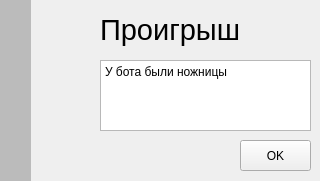
Before: the Qt Designer form result.ui in jDan735/qtcanobu, drawn with Qt 5.
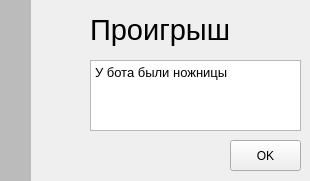
After: the same form once the commit is applied. Icons and pictures are not drawn.

Diff of the .ui file:
```diff
--- a/result.ui
+++ b/result.ui
@@ -6,10 +6,22 @@
    <rect>
     <x>0</x>
     <y>0</y>
-    <width>320</width>
+    <width>310</width>
     <height>181</height>
    </rect>
   </property>
+  <property name="minimumSize">
+   <size>
+    <width>310</width>
+    <height>181</height>
+   </size>
+  </property>
+  <property name="maximumSize">
+   <size>
+    <width>310</width>
+    <height>181</height>
+   </size>
+  </property>
   <property name="windowTitle">
    <string>Dialog</string>
   </property>
@@ -42,7 +54,7 @@
   <widget class="QPushButton" name="pushButton">
    <property name="geometry">
     <rect>
-     <x>240</x>
+     <x>230</x>
      <y>140</y>
      <width>71</width>
      <height>31</height>
@@ -64,7 +76,7 @@
   <widget class="QLabel" name="label_2">
    <property name="geometry">
     <rect>
-     <x>100</x>
+     <x>90</x>
      <y>10</y>
      <width>171</width>
      <height>41</height>
@@ -82,7 +94,7 @@
   <widget class="QTextBrowser" name="textBrowser">
    <property name="geometry">
     <rect>
-     <x>100</x>
+     <x>90</x>
      <y>60</y>
      <width>211</width>
      <height>71</height>
@@ -94,12 +106,15 @@
    <property name="acceptDrops">
     <bool>false</bool>
    </property>
+   <property name="styleSheet">
+    <string notr="true"/>
+   </property>
    <property name="html">
     <string>&lt;!DOCTYPE HTML PUBLIC &quot;-//W3C//DTD HTML 4.0//EN&quot; &quot;http://www.w3.org/TR/REC-html40/strict.dtd&quot;&gt;
 &lt;html&gt;&lt;head&gt;&lt;meta name=&quot;qrichtext&quot; content=&quot;1&quot; /&gt;&lt;style type=&quot;text/css&quot;&gt;
 p, li { white-space: pre-wrap; }
 &lt;/style&gt;&lt;/head&gt;&lt;body style=&quot; font-family:'MS Shell Dlg 2'; font-size:8.25pt; font-weight:400; font-style:normal;&quot;&gt;
-&lt;p style=&quot; margin-top:0px; margin-bottom:0px; margin-left:0px; margin-right:0px; -qt-block-indent:0; text-indent:0px;&quot;&gt;&lt;span style=&quot; font-family:'Noto Sans Display'; font-size:8.75pt;&quot;&gt;У бота были ножницы&lt;/span&gt;&lt;/p&gt;&lt;/body&gt;&lt;/html&gt;</string>
+&lt;p style=&quot; margin-top:0px; margin-bottom:0px; margin-left:0px; margin-right:0px; -qt-block-indent:0; text-indent:0px;&quot;&gt;&lt;span style=&quot; font-family:'Noto Sans Display'; font-size:10pt;&quot;&gt;У бота были ножницы&lt;/span&gt;&lt;/p&gt;&lt;/body&gt;&lt;/html&gt;</string>
    </property>
   </widget>
  </widget>
```
